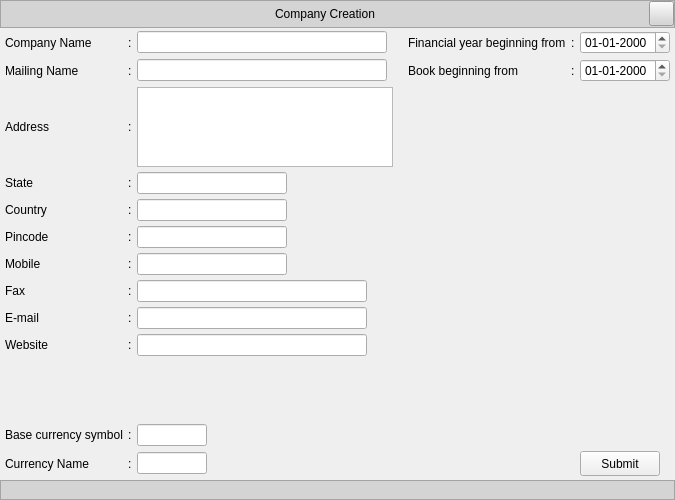
Before: the Qt Designer form Resources/Ui/CompanyCreate.ui in Darshitjivani/MBAS, drawn with Qt 5.
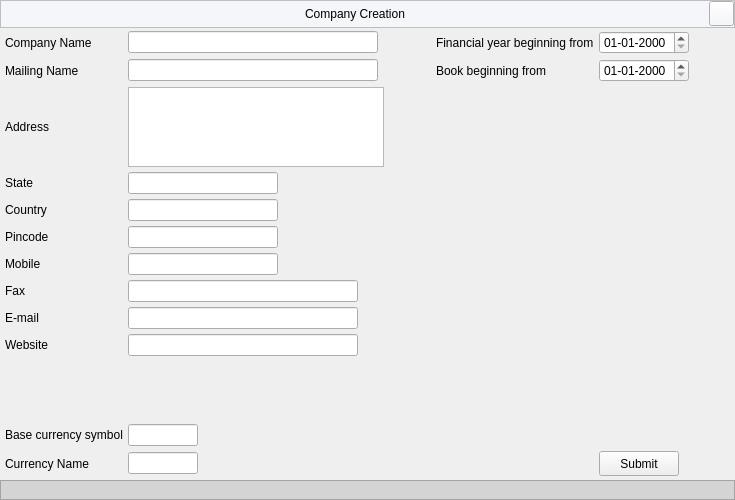
After: the same form once the commit is applied. Icons and pictures are not drawn.

Diff of the .ui file:
```diff
--- a/Resources/Ui/CompanyCreate.ui
+++ b/Resources/Ui/CompanyCreate.ui
@@ -6,7 +6,7 @@
    <rect>
     <x>0</x>
     <y>0</y>
-    <width>645</width>
+    <width>735</width>
     <height>478</height>
    </rect>
   </property>
@@ -33,33 +33,6 @@
     <property name="spacing">
      <number>0</number>
     </property>
-    <item row="3" column="0">
-     <widget class="QFrame" name="ffooter">
-      <property name="minimumSize">
-       <size>
-        <width>0</width>
-        <height>20</height>
-       </size>
-      </property>
-      <property name="maximumSize">
-       <size>
-        <width>16777215</width>
-        <height>30</height>
-       </size>
-      </property>
-      <property name="styleSheet">
-       <string notr="true">background-color: rgb(212, 212, 212);
-font: 63 11pt &quot;Segoe UI Semibold&quot;;
-color:#000000</string>
-      </property>
-      <property name="frameShape">
-       <enum>QFrame::StyledPanel</enum>
-      </property>
-      <property name="frameShadow">
-       <enum>QFrame::Raised</enum>
-      </property>
-     </widget>
-    </item>
     <item row="0" column="0">
      <widget class="QFrame" name="fheader">
       <property name="minimumSize">
@@ -75,7 +48,7 @@
        </size>
       </property>
       <property name="styleSheet">
-       <string notr="true">background-color: rgb(212, 212, 212);
+       <string notr="true">background-color:#f5f6fa;
 font: 63 11pt &quot;Segoe UI Semibold&quot;;
 color:#000000</string>
       </property>
@@ -153,6 +126,33 @@
       </layout>
      </widget>
     </item>
+    <item row="3" column="0">
+     <widget class="QFrame" name="ffooter">
+      <property name="minimumSize">
+       <size>
+        <width>0</width>
+        <height>20</height>
+       </size>
+      </property>
+      <property name="maximumSize">
+       <size>
+        <width>16777215</width>
+        <height>30</height>
+       </size>
+      </property>
+      <property name="styleSheet">
+       <string notr="true">background-color: rgb(212, 212, 212);
+font: 63 11pt &quot;Segoe UI Semibold&quot;;
+color:#000000</string>
+      </property>
+      <property name="frameShape">
+       <enum>QFrame::StyledPanel</enum>
+      </property>
+      <property name="frameShadow">
+       <enum>QFrame::Raised</enum>
+      </property>
+     </widget>
+    </item>
     <item row="1" column="0">
      <widget class="QWidget" name="widget" native="true">
       <property name="styleSheet">
@@ -174,140 +174,27 @@
        <property name="spacing">
         <number>5</number>
        </property>
-       <item row="13" column="2">
-        <widget class="QLineEdit" name="leFormalName">
-         <property name="maximumSize">
-          <size>
-           <width>70</width>
-           <height>16777215</height>
-          </size>
-         </property>
-        </widget>
-       </item>
-       <item row="3" column="2">
-        <widget class="QLineEdit" name="leState">
-         <property name="maximumSize">
-          <size>
-           <width>150</width>
-           <height>16777215</height>
-          </size>
-         </property>
-        </widget>
-       </item>
-       <item row="1" column="4">
-        <widget class="QLabel" name="label_13">
+       <item row="3" column="0">
+        <widget class="QLabel" name="label_5">
          <property name="styleSheet">
           <string notr="true"/>
          </property>
          <property name="text">
-          <string>Book beginning from</string>
+          <string>State</string>
          </property>
         </widget>
        </item>
-       <item row="4" column="0">
-        <widget class="QLabel" name="label_6">
+       <item row="9" column="0">
+        <widget class="QLabel" name="label_11">
          <property name="styleSheet">
           <string notr="true"/>
          </property>
          <property name="text">
-          <string>Country</string>
+          <string>Website</string>
          </property>
         </widget>
        </item>
-       <item row="0" column="4">
-        <widget class="QLabel" name="label_12">
-         <property name="styleSheet">
-          <string notr="true"/>
-         </property>
-         <property name="text">
-          <string>Financial year beginning from</string>
-         </property>
-        </widget>
-       </item>
-       <item row="2" column="0">
-        <widget class="QLabel" name="label_4">
-         <property name="styleSheet">
-          <string notr="true"/>
-         </property>
-         <property name="text">
-          <string>Address</string>
-         </property>
-        </widget>
-       </item>
-       <item row="1" column="6">
-        <widget class="QDateEdit" name="deBookYear">
-         <property name="minimumSize">
-          <size>
-           <width>90</width>
-           <height>0</height>
-          </size>
-         </property>
-         <property name="displayFormat">
-          <string>dd-MM-yyyy</string>
-         </property>
-        </widget>
-       </item>
-       <item row="12" column="2">
-        <widget class="QLineEdit" name="leCurrencySymbol">
-         <property name="maximumSize">
-          <size>
-           <width>70</width>
-           <height>16777215</height>
-          </size>
-         </property>
-        </widget>
-       </item>
-       <item row="4" column="2">
-        <widget class="QLineEdit" name="leCountry">
-         <property name="maximumSize">
-          <size>
-           <width>150</width>
-           <height>16777215</height>
-          </size>
-         </property>
-        </widget>
-       </item>
-       <item row="7" column="0">
-        <widget class="QLabel" name="label_9">
-         <property name="styleSheet">
-          <string notr="true"/>
-         </property>
-         <property name="text">
-          <string>Fax</string>
-         </property>
-        </widget>
-       </item>
-       <item row="1" column="0">
-        <widget class="QLabel" name="label_3">
-         <property name="styleSheet">
-          <string notr="true"/>
-         </property>
-         <property name="text">
-          <string>Mailing Name</string>
-         </property>
-        </widget>
-       </item>
-       <item row="5" column="0">
-        <widget class="QLabel" name="label_7">
-         <property name="styleSheet">
-          <string notr="true"/>
-         </property>
-         <property name="text">
-          <string>Pincode</string>
-         </property>
-        </widget>
-       </item>
-       <item row="13" column="0">
-        <widget class="QLabel" name="label_15">
-         <property name="styleSheet">
-          <string notr="true"/>
-         </property>
-         <property name="text">
-          <string>Currency Name</string>
-         </property>
-        </widget>
-       </item>
-       <item row="1" column="3">
+       <item row="1" column="2">
         <widget class="Line" name="line_4">
          <property name="minimumSize">
           <size>
@@ -323,13 +210,13 @@
          </property>
         </widget>
        </item>
-       <item row="12" column="0">
-        <widget class="QLabel" name="label_14">
-         <property name="styleSheet">
-          <string notr="true"/>
-         </property>
-         <property name="text">
-          <string>Base currency symbol</string>
+       <item row="9" column="1">
+        <widget class="QLineEdit" name="leWebsite">
+         <property name="maximumSize">
+          <size>
+           <width>230</width>
+           <height>16777215</height>
+          </size>
          </property>
         </widget>
        </item>
@@ -343,33 +230,33 @@
          </property>
         </widget>
        </item>
-       <item row="7" column="2">
-        <widget class="QLineEdit" name="leFax">
+       <item row="0" column="1">
+        <widget class="QLineEdit" name="leComapnyName">
+         <property name="sizePolicy">
+          <sizepolicy hsizetype="Expanding" vsizetype="Fixed">
+           <horstretch>0</horstretch>
+           <verstretch>0</verstretch>
+          </sizepolicy>
+         </property>
          <property name="maximumSize">
           <size>
-           <width>230</width>
+           <width>250</width>
            <height>16777215</height>
           </size>
          </property>
         </widget>
        </item>
-       <item row="10" column="0">
-        <widget class="Line" name="line_3">
-         <property name="minimumSize">
+       <item row="12" column="1">
+        <widget class="QLineEdit" name="leCurrencySymbol">
+         <property name="maximumSize">
           <size>
-           <width>0</width>
-           <height>50</height>
+           <width>70</width>
+           <height>16777215</height>
           </size>
          </property>
-         <property name="styleSheet">
-          <string notr="true">background-color:transparent</string>
-         </property>
-         <property name="orientation">
-          <enum>Qt::Vertical</enum>
-         </property>
         </widget>
        </item>
-       <item row="1" column="2">
+       <item row="1" column="1">
         <widget class="QLineEdit" name="leMailingName">
          <property name="sizePolicy">
           <sizepolicy hsizetype="Expanding" vsizetype="Fixed">
@@ -385,37 +272,7 @@
          </property>
         </widget>
        </item>
-       <item row="1" column="7">
-        <widget class="Line" name="line_2">
-         <property name="styleSheet">
-          <string notr="true">background-color:transparent</string>
-         </property>
-         <property name="orientation">
-          <enum>Qt::Horizontal</enum>
-         </property>
-        </widget>
-       </item>
-       <item row="9" column="2">
-        <widget class="QLineEdit" name="leWebsite">
-         <property name="maximumSize">
-          <size>
-           <width>230</width>
-           <height>16777215</height>
-          </size>
-         </property>
-        </widget>
-       </item>
-       <item row="6" column="0">
-        <widget class="QLabel" name="label_8">
-         <property name="styleSheet">
-          <string notr="true"/>
-         </property>
-         <property name="text">
-          <string>Mobile</string>
-         </property>
-        </widget>
-       </item>
-       <item row="11" column="0" colspan="3">
+       <item row="11" column="0" colspan="2">
         <widget class="Line" name="line">
          <property name="styleSheet">
           <string notr="true">background-color: transparent;</string>
@@ -425,57 +282,27 @@
          </property>
         </widget>
        </item>
-       <item row="8" column="2">
-        <widget class="QLineEdit" name="leEmail">
+       <item row="4" column="1">
+        <widget class="QLineEdit" name="leCountry">
          <property name="maximumSize">
           <size>
-           <width>230</width>
-           <height>16777215</height>
-          </size>
-         </property>
-        </widget>
-       </item>
-       <item row="3" column="0">
-        <widget class="QLabel" name="label_5">
-         <property name="styleSheet">
-          <string notr="true"/>
-         </property>
-         <property name="text">
-          <string>State</string>
-         </property>
-        </widget>
-       </item>
-       <item row="5" column="2">
-        <widget class="QLineEdit" name="lePincode">
-         <property name="maximumSize">
-          <size>
            <width>150</width>
            <height>16777215</height>
           </size>
          </property>
         </widget>
        </item>
-       <item row="6" column="2">
-        <widget class="QLineEdit" name="leMobile">
-         <property name="maximumSize">
-          <size>
-           <width>150</width>
-           <height>16777215</height>
-          </size>
-         </property>
-        </widget>
-       </item>
-       <item row="9" column="0">
-        <widget class="QLabel" name="label_11">
+       <item row="1" column="5">
+        <widget class="Line" name="line_2">
          <property name="styleSheet">
-          <string notr="true"/>
+          <string notr="true">background-color:transparent</string>
          </property>
-         <property name="text">
-          <string>Website</string>
+         <property name="orientation">
+          <enum>Qt::Horizontal</enum>
          </property>
         </widget>
        </item>
-       <item row="13" column="6">
+       <item row="13" column="4">
         <widget class="QPushButton" name="pbSubmit">
          <property name="sizePolicy">
           <sizepolicy hsizetype="Fixed" vsizetype="Fixed">
@@ -497,45 +324,156 @@
          </property>
         </widget>
        </item>
-       <item row="0" column="2">
-        <widget class="QLineEdit" name="leComapnyName">
-         <property name="sizePolicy">
-          <sizepolicy hsizetype="Expanding" vsizetype="Fixed">
-           <horstretch>0</horstretch>
-           <verstretch>0</verstretch>
-          </sizepolicy>
+       <item row="5" column="0">
+        <widget class="QLabel" name="label_7">
+         <property name="styleSheet">
+          <string notr="true"/>
          </property>
-         <property name="maximumSize">
-          <size>
-           <width>250</width>
-           <height>16777215</height>
-          </size>
+         <property name="text">
+          <string>Pincode</string>
          </property>
         </widget>
        </item>
-       <item row="2" column="2">
-        <widget class="QPlainTextEdit" name="ptAddress">
-         <property name="sizePolicy">
-          <sizepolicy hsizetype="Fixed" vsizetype="Fixed">
-           <horstretch>0</horstretch>
-           <verstretch>0</verstretch>
-          </sizepolicy>
+       <item row="1" column="0">
+        <widget class="QLabel" name="label_3">
+         <property name="styleSheet">
+          <string notr="true"/>
          </property>
+         <property name="text">
+          <string>Mailing Name</string>
+         </property>
+        </widget>
+       </item>
+       <item row="6" column="0">
+        <widget class="QLabel" name="label_8">
+         <property name="styleSheet">
+          <string notr="true"/>
+         </property>
+         <property name="text">
+          <string>Mobile</string>
+         </property>
+        </widget>
+       </item>
+       <item row="2" column="0">
+        <widget class="QLabel" name="label_4">
+         <property name="styleSheet">
+          <string notr="true"/>
+         </property>
+         <property name="text">
+          <string>Address</string>
+         </property>
+        </widget>
+       </item>
+       <item row="0" column="0">
+        <widget class="QLabel" name="label_2">
+         <property name="styleSheet">
+          <string notr="true"/>
+         </property>
+         <property name="text">
+          <string>Company Name</string>
+         </property>
+        </widget>
+       </item>
+       <item row="10" column="0">
+        <widget class="Line" name="line_3">
          <property name="minimumSize">
           <size>
            <width>0</width>
+           <height>50</height>
+          </size>
+         </property>
+         <property name="styleSheet">
+          <string notr="true">background-color:transparent</string>
+         </property>
+         <property name="orientation">
+          <enum>Qt::Vertical</enum>
+         </property>
+        </widget>
+       </item>
+       <item row="1" column="4">
+        <widget class="QDateEdit" name="deBookYear">
+         <property name="minimumSize">
+          <size>
+           <width>90</width>
            <height>0</height>
           </size>
          </property>
+         <property name="displayFormat">
+          <string>dd-MM-yyyy</string>
+         </property>
+        </widget>
+       </item>
+       <item row="6" column="1">
+        <widget class="QLineEdit" name="leMobile">
          <property name="maximumSize">
           <size>
-           <width>300</width>
-           <height>80</height>
+           <width>150</width>
+           <height>16777215</height>
           </size>
          </property>
         </widget>
        </item>
-       <item row="0" column="6">
+       <item row="1" column="3">
+        <widget class="QLabel" name="label_13">
+         <property name="styleSheet">
+          <string notr="true"/>
+         </property>
+         <property name="text">
+          <string>Book beginning from</string>
+         </property>
+        </widget>
+       </item>
+       <item row="12" column="0">
+        <widget class="QLabel" name="label_14">
+         <property name="styleSheet">
+          <string notr="true"/>
+         </property>
+         <property name="text">
+          <string>Base currency symbol</string>
+         </property>
+        </widget>
+       </item>
+       <item row="5" column="1">
+        <widget class="QLineEdit" name="lePincode">
+         <property name="maximumSize">
+          <size>
+           <width>150</width>
+           <height>16777215</height>
+          </size>
+         </property>
+        </widget>
+       </item>
+       <item row="0" column="3">
+        <widget class="QLabel" name="label_12">
+         <property name="styleSheet">
+          <string notr="true"/>
+         </property>
+         <property name="text">
+          <string>Financial year beginning from</string>
+         </property>
+        </widget>
+       </item>
+       <item row="4" column="0">
+        <widget class="QLabel" name="label_6">
+         <property name="styleSheet">
+          <string notr="true"/>
+         </property>
+         <property name="text">
+          <string>Country</string>
+         </property>
+        </widget>
+       </item>
+       <item row="3" column="1">
+        <widget class="QLineEdit" name="leState">
+         <property name="maximumSize">
+          <size>
+           <width>150</width>
+           <height>16777215</height>
+          </size>
+         </property>
+        </widget>
+       </item>
+       <item row="0" column="4">
         <widget class="QDateEdit" name="deFYDate">
          <property name="minimumSize">
           <size>
@@ -551,153 +489,75 @@
          </property>
         </widget>
        </item>
-       <item row="1" column="5">
-        <widget class="QLabel" name="label_29">
-         <property name="styleSheet">
-          <string notr="true">font: 75 10pt &quot;MS Shell Dlg 2&quot;;</string>
-         </property>
-         <property name="text">
-          <string>:</string>
-         </property>
-        </widget>
-       </item>
-       <item row="0" column="5">
-        <widget class="QLabel" name="label_28">
-         <property name="styleSheet">
-          <string notr="true">font: 75 10pt &quot;MS Shell Dlg 2&quot;;</string>
-         </property>
-         <property name="text">
-          <string>:</string>
-         </property>
-        </widget>
-       </item>
-       <item row="12" column="1">
-        <widget class="QLabel" name="label_26">
-         <property name="styleSheet">
-          <string notr="true">font: 75 10pt &quot;MS Shell Dlg 2&quot;;</string>
-         </property>
-         <property name="text">
-          <string>:</string>
-         </property>
-        </widget>
-       </item>
        <item row="13" column="1">
-        <widget class="QLabel" name="label_27">
-         <property name="styleSheet">
-          <string notr="true">font: 75 10pt &quot;MS Shell Dlg 2&quot;;</string>
+        <widget class="QLineEdit" name="leFormalName">
+         <property name="maximumSize">
+          <size>
+           <width>70</width>
+           <height>16777215</height>
+          </size>
          </property>
-         <property name="text">
-          <string>:</string>
-         </property>
         </widget>
        </item>
-       <item row="9" column="1">
-        <widget class="QLabel" name="label_25">
+       <item row="13" column="0">
+        <widget class="QLabel" name="label_15">
          <property name="styleSheet">
-          <string notr="true">font: 75 10pt &quot;MS Shell Dlg 2&quot;;</string>
+          <string notr="true"/>
          </property>
          <property name="text">
-          <string>:</string>
-         </property>
-        </widget>
-       </item>
-       <item row="8" column="1">
-        <widget class="QLabel" name="label_24">
-         <property name="styleSheet">
-          <string notr="true">font: 75 10pt &quot;MS Shell Dlg 2&quot;;</string>
-         </property>
-         <property name="text">
-          <string>:</string>
-         </property>
-        </widget>
-       </item>
-       <item row="7" column="1">
-        <widget class="QLabel" name="label_23">
-         <property name="styleSheet">
-          <string notr="true">font: 75 10pt &quot;MS Shell Dlg 2&quot;;</string>
-         </property>
-         <property name="text">
-          <string>:</string>
-         </property>
-        </widget>
-       </item>
-       <item row="6" column="1">
-        <widget class="QLabel" name="label_22">
-         <property name="styleSheet">
-          <string notr="true">font: 75 10pt &quot;MS Shell Dlg 2&quot;;</string>
-         </property>
-         <property name="text">
-          <string>:</string>
-         </property>
-        </widget>
-       </item>
-       <item row="5" column="1">
-        <widget class="QLabel" name="label_21">
-         <property name="styleSheet">
-          <string notr="true">font: 75 10pt &quot;MS Shell Dlg 2&quot;;</string>
-         </property>
-         <property name="text">
-          <string>:</string>
-         </property>
-        </widget>
-       </item>
-       <item row="4" column="1">
-        <widget class="QLabel" name="label_20">
-         <property name="styleSheet">
-          <string notr="true">font: 75 10pt &quot;MS Shell Dlg 2&quot;;</string>
-         </property>
-         <property name="text">
-          <string>:</string>
-         </property>
-        </widget>
-       </item>
-       <item row="3" column="1">
-        <widget class="QLabel" name="label_19">
-         <property name="styleSheet">
-          <string notr="true">font: 75 10pt &quot;MS Shell Dlg 2&quot;;</string>
-         </property>
-         <property name="text">
-          <string>:</string>
+          <string>Currency Name</string>
          </property>
         </widget>
        </item>
        <item row="2" column="1">
-        <widget class="QLabel" name="label_18">
-         <property name="styleSheet">
-          <string notr="true">font: 75 10pt &quot;MS Shell Dlg 2&quot;;</string>
+        <widget class="QPlainTextEdit" name="ptAddress">
+         <property name="sizePolicy">
+          <sizepolicy hsizetype="Fixed" vsizetype="Fixed">
+           <horstretch>0</horstretch>
+           <verstretch>0</verstretch>
+          </sizepolicy>
          </property>
-         <property name="text">
-          <string>:</string>
+         <property name="minimumSize">
+          <size>
+           <width>0</width>
+           <height>0</height>
+          </size>
+         </property>
+         <property name="maximumSize">
+          <size>
+           <width>300</width>
+           <height>80</height>
+          </size>
          </property>
         </widget>
        </item>
-       <item row="0" column="0">
-        <widget class="QLabel" name="label_2">
+       <item row="7" column="0">
+        <widget class="QLabel" name="label_9">
          <property name="styleSheet">
           <string notr="true"/>
          </property>
          <property name="text">
-          <string>Company Name</string>
+          <string>Fax</string>
          </property>
         </widget>
        </item>
-       <item row="1" column="1">
-        <widget class="QLabel" name="label_17">
-         <property name="styleSheet">
-          <string notr="true">font: 75 10pt &quot;MS Shell Dlg 2&quot;;</string>
+       <item row="7" column="1">
+        <widget class="QLineEdit" name="leFax">
+         <property name="maximumSize">
+          <size>
+           <width>230</width>
+           <height>16777215</height>
+          </size>
          </property>
-         <property name="text">
-          <string>:</string>
-         </property>
         </widget>
        </item>
-       <item row="0" column="1">
-        <widget class="QLabel" name="label_16">
-         <property name="styleSheet">
-          <string notr="true">font: 75 10pt &quot;MS Shell Dlg 2&quot;;</string>
-         </property>
-         <property name="text">
-          <string>:</string>
+       <item row="8" column="1">
+        <widget class="QLineEdit" name="leEmail">
+         <property name="maximumSize">
+          <size>
+           <width>230</width>
+           <height>16777215</height>
+          </size>
          </property>
         </widget>
        </item>
```
